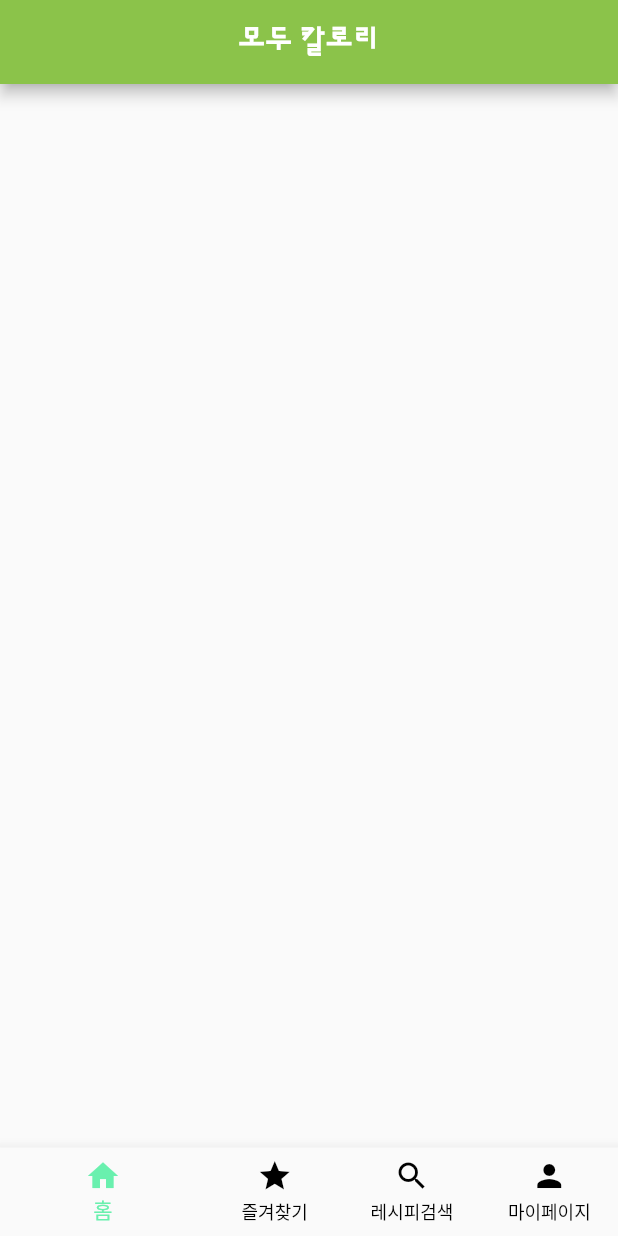
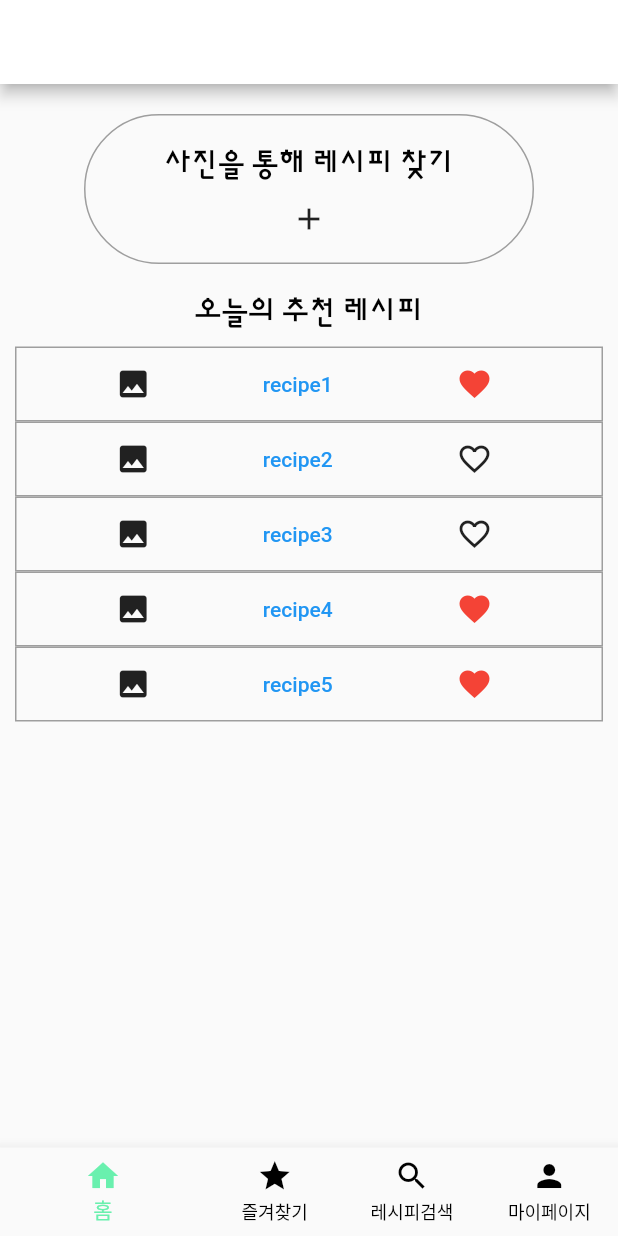
Before and after one commit to semin0723/recipes, a Flutter app: the screen it shows after launch, on a phone screen of 412 x 824 dp. Run offline on Flutter 3.47's test engine with Material 2 defaults, Android fonts, the light colour scheme and no system bars; missing offline and left inert: dart:html.

Commit message:
캡스톤 진행중

```diff
--- a/lib/Home.dart
+++ b/lib/Home.dart
@@ -1,19 +1,120 @@
+import 'dart:html';
+
 import 'package:flutter/cupertino.dart';
 import 'package:flutter/material.dart';
+import 'Image_Searched.dart';
 
 class Home extends StatelessWidget {
   const Home({Key? key}) : super(key: key);
 
   @override
   Widget build(BuildContext context) {
+    List<String> recipe_name = <String>['recipe1','recipe2','recipe3','recipe4','recipe5'];
+    List<bool> isfavorite = <bool>[true, false, false, true, true];
+
     return MaterialApp(
-      home: Scrollbar(
-        child: Column(
-          children: [
+      home: DefaultTextStyle(
+          style: TextStyle(
+            fontSize: 20,
+            fontFamily: 'Sunflower',
+            color: Colors.black,
+          ),
+          child: SingleChildScrollView(
 
-          ],
-        ),
+            child: Column(
+              children: [
+                Center( // 사진 입력구간
+                  child: Container(
+                    margin: EdgeInsets.all(20),
+                    width: 300, height: 100, padding: EdgeInsets.fromLTRB(0, 20, 0, 0),
+                    decoration: BoxDecoration(
+                      borderRadius: BorderRadius.all(
+                        Radius.circular(50),
+                      ),
+                      border: Border.all(
+                        color: Colors.grey,
+                      ),
+                    ),
+                    child: Column(
+                      mainAxisAlignment: MainAxisAlignment.start,
+                      children: [
+                        Text(
+                          '사진을 통해 레시피 찾기',
+                          style: TextStyle(
+                            fontSize: 20,
+                            fontFamily: 'Sunflower',
+                            color: Colors.black,
+                          ),
+                        ),
+                        IconButton(
+                            onPressed: (){
+                              Navigator.push(
+                                  context,
+                                  MaterialPageRoute(builder: (context) => Image_Searched()));
+                            },// 이미지 업로드 구간
+                            icon: Icon(Icons.add))
+                      ],
+                    ),
+                  ),
+                ),
+                Column(
+                  mainAxisAlignment: MainAxisAlignment.center,
+                  children: [
+                    Text('오늘의 추천 레시피'),
+                    Container( // 추천레시피 5종 보여주는 공간
+                      height: 300,
+                      child: ListView.builder(
+                          padding: EdgeInsets.all(10),
+                          itemCount: recipe_name.length,
+                          itemBuilder: (BuildContext context, int index) {
+                            return Container(
+                              decoration: BoxDecoration(
+                                border: Border.all(
+                                  color: Colors.grey,
+                                ),
+                              ),
+                              child: Row(
+                                mainAxisAlignment: MainAxisAlignment.spaceEvenly,
+                                children: [
+                                  Flexible(child: Icon(Icons.image), flex: 2,),
+                                  Flexible(
+                                    flex: 7,
+                                    child: TextButton(
+                                      onPressed: (){},
+                                      child: Text(recipe_name[index]),
+                                    ),
+                                  ),
+                                  Flexible(
+                                    child: IconButton(
+                                      onPressed: (){
+                                        if (isfavorite[index]) {
+                                          isfavorite[index] = false;
+                                        }
+                                        else {
+                                          isfavorite[index] = true;
+                                        }
+                                      },
+                                      icon: Icon(
+                                        isfavorite[index] ? Icons.favorite : Icons.favorite_border,
+                                        color: isfavorite[index] ? Colors.red : null,
+                                        ),
+                                      ),
+                                  ),
+                                ],
+                              ),
+                            );
+                        }
+                      ),
+                    ),
+                  ],
+                ),
+              ],
+            ),
+          ),
       ),
     );
   }
+
+
+
 }
--- a/lib/main.dart
+++ b/lib/main.dart
@@ -1,4 +1,6 @@
 import 'dart:html';
+import 'package:recipies/Image_Searched.dart';
+
 import 'My_favorites.dart';
 import 'Home.dart';
 import 'Search.dart';
@@ -48,10 +50,10 @@ class BottomSetting extends State<Page> {
       home: Scaffold(
         appBar: AppBar(
           centerTitle: true,
-          backgroundColor: Colors.lightGreen,
+          backgroundColor: Colors.white,
           titleTextStyle: TextStyle(
               fontFamily: 'Sunflower',
-              fontSize: 20,
+              fontSize: 30,
               fontWeight: FontWeight.w700
               ),
           title: Text('모두 칼로리'),
@@ -87,4 +89,12 @@ class BottomSetting extends State<Page> {
       ),
     );
   }
+  @override
+  void initState(){
+    super.initState();
+  }
+  @override
+  void disponse(){
+    super.dispose();
+  }
 }
--- a/pubspec.yaml
+++ b/pubspec.yaml
@@ -59,6 +59,8 @@ flutter:
   uses-material-design: true
 
   # To add assets to your application, add an assets section, like this:
+  assets:
+    - assets/Images/testimage.jpg
   fonts:
     - family: Sunflower
       fonts:
```
Also changed, not shown: lib/Image_Searched.dart (added, +142 -0 lines), assets/Images/testimage.jpg (added).
